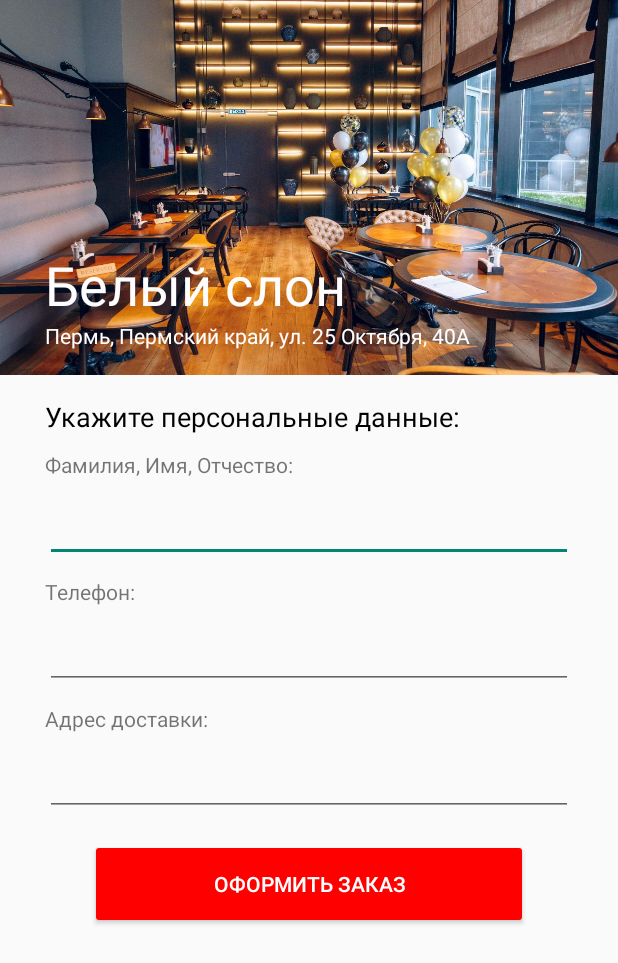
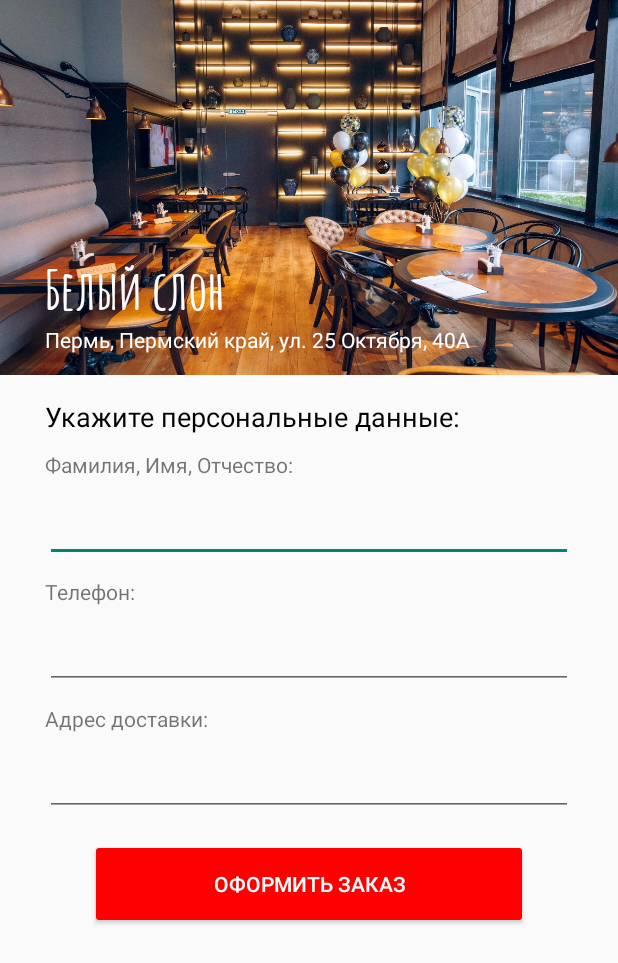
Before and after one commit to varankinaolesya/AlertDialog, an Android app: the screen it shows after launch (MainActivity), on a phone screen of 412 x 824 dp. Shown: the top 963 px of the screen. Run offline under Robolectric (Android 15) with nearby library versions, the phone set to English and light mode, and no system bars.

Commit message:
Initial commit

```diff
--- a/app/src/main/res/layout/activity_main.xml
+++ b/app/src/main/res/layout/activity_main.xml
@@ -5,7 +5,6 @@
     android:id="@+id/main"
     android:layout_width="match_parent"
     android:layout_height="match_parent"
-    android:onClick="OnArrange"
     tools:context=".MainActivity">
 
     <ImageView
@@ -26,6 +25,7 @@
         android:layout_marginStart="30dp"
         android:layout_marginTop="165dp"
         android:text="Белый слон"
+        android:fontFamily="@font/amatic_sc_bold"
         android:textColor="#FDFDFD"
         android:textSize="36sp"
         app:layout_constraintStart_toStartOf="parent"
@@ -129,6 +129,7 @@
         android:layout_marginTop="15dp"
         android:layout_marginEnd="60dp"
         android:backgroundTint="#FF0000"
+        android:onClick="OnArrange"
         android:text="Оформить заказ"
         android:textColor="#FFFFFF"
         app:layout_constraintEnd_toEndOf="parent"
```
Also changed, not shown: app/src/main/res/font/amatic_sc_bold.ttf (added).
